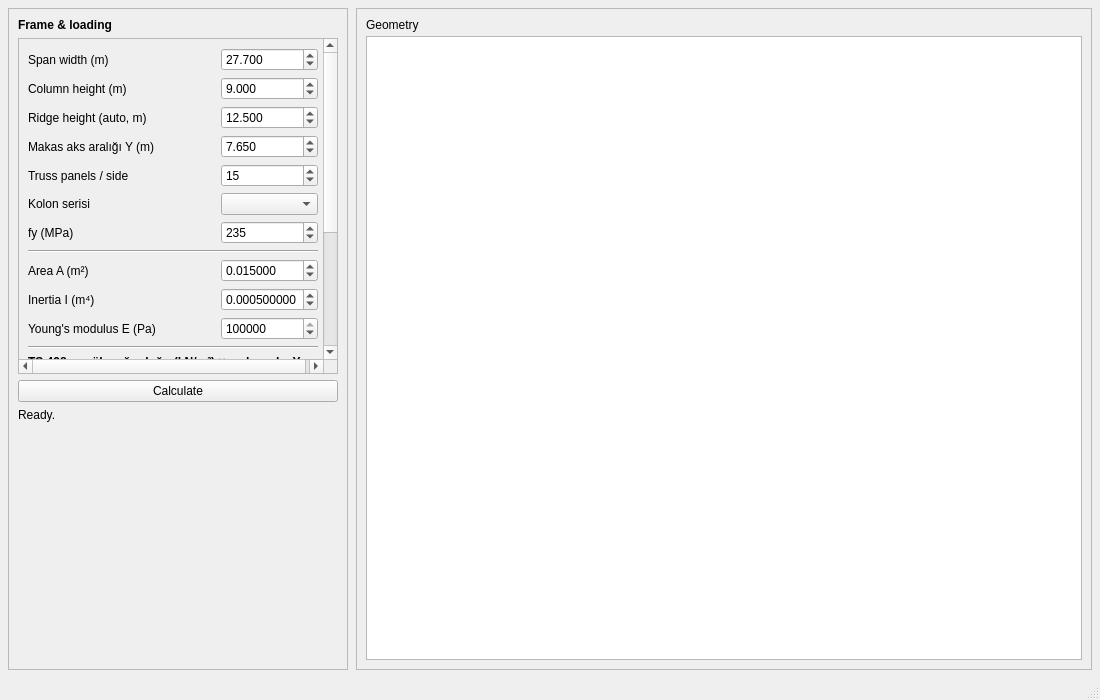
The window that MainWindow.ui (sbabadag/PORTAL_TRUSS) describes before a commit, drawn with Qt 5.
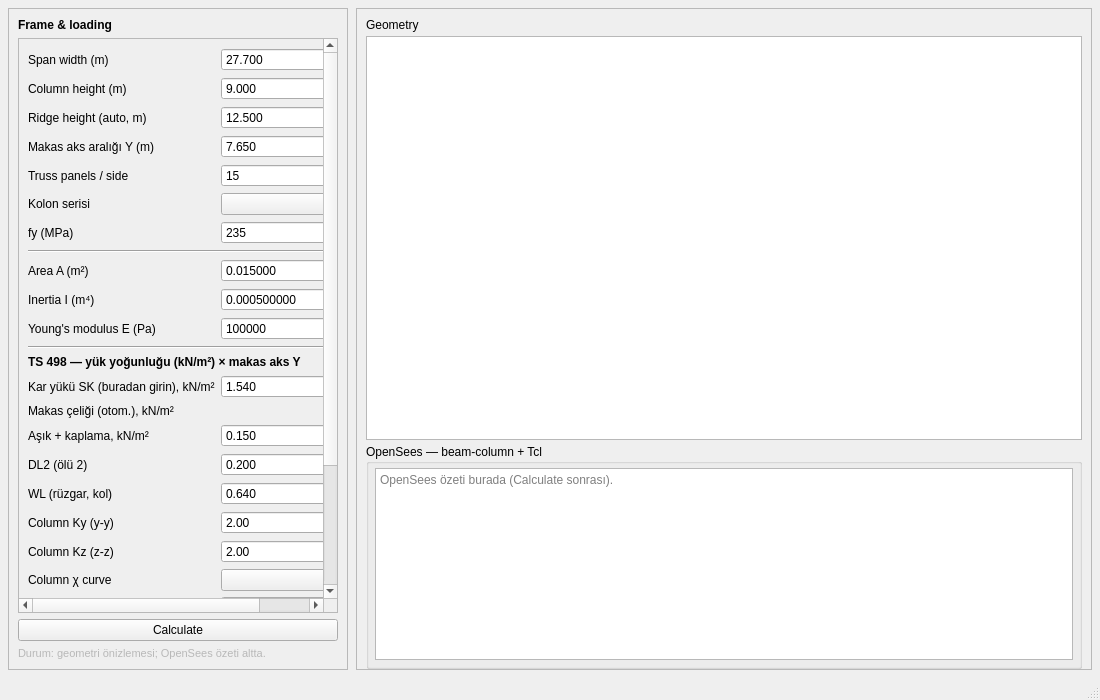
The same window after the commit.

Commit message:
Portal steel: column base, buckling/LTB lists, UI and chord labels
- Column base pinned/fixed in OpenSees; separate z-z and LTB brace inputs in PortalFrameInput and SectionOptimizer.

- MainWindow: layout stretch, parallel section labels, split top-chord group labels left/right of ridge, larger offsets.

- Add Buckling helpers and LectureTrussSolver; catalog and CMake updates.

Made-with: Cursor

```diff
--- a/MainWindow.ui
+++ b/MainWindow.ui
@@ -50,6 +50,12 @@
       <property name="frameShadow">
        <enum>QFrame::Raised</enum>
       </property>
+      <property name="sizePolicy">
+       <sizepolicy hsizetype="Preferred" vsizetype="Expanding">
+        <horstretch>0</horstretch>
+        <verstretch>0</verstretch>
+       </sizepolicy>
+      </property>
       <layout class="QVBoxLayout" name="verticalLayout_sidebar">
        <item>
         <widget class="QLabel" name="label_title">
@@ -63,6 +69,12 @@
        </item>
        <item>
         <widget class="QScrollArea" name="scrollArea">
+         <property name="sizePolicy">
+          <sizepolicy hsizetype="Preferred" vsizetype="Expanding">
+           <horstretch>0</horstretch>
+           <verstretch>1</verstretch>
+          </sizepolicy>
+         </property>
          <property name="widgetResizable">
           <bool>true</bool>
          </property>
@@ -433,7 +445,128 @@
              </property>
             </widget>
            </item>
-           <item row="18" column="0" colspan="2">
+           <item row="18" column="0">
+            <widget class="QLabel" name="label_colBucklingKy">
+             <property name="text">
+              <string>Column Ky (y-y)</string>
+             </property>
+             <property name="toolTip">
+              <string>Effective length factor for elastic buckling about y-y over full column height (e.g. ~2 for sway frames).</string>
+             </property>
+            </widget>
+           </item>
+           <item row="18" column="1">
+            <widget class="QDoubleSpinBox" name="spin_colBucklingKy">
+             <property name="decimals">
+              <number>2</number>
+             </property>
+             <property name="minimum">
+              <double>0.100000000000000</double>
+             </property>
+             <property name="maximum">
+              <double>20.000000000000000</double>
+             </property>
+             <property name="value">
+              <double>2.000000000000000</double>
+             </property>
+            </widget>
+           </item>
+           <item row="19" column="0">
+            <widget class="QLabel" name="label_colBucklingKz">
+             <property name="text">
+              <string>Column Kz (z-z)</string>
+             </property>
+             <property name="toolTip">
+              <string>When lateral brace heights are empty, z-z buckling uses Kz·H. With braces (fractions), each segment length uses K≈1 in the checker.</string>
+             </property>
+            </widget>
+           </item>
+           <item row="19" column="1">
+            <widget class="QDoubleSpinBox" name="spin_colBucklingKz">
+             <property name="decimals">
+              <number>2</number>
+             </property>
+             <property name="minimum">
+              <double>0.100000000000000</double>
+             </property>
+             <property name="maximum">
+              <double>20.000000000000000</double>
+             </property>
+             <property name="value">
+              <double>2.000000000000000</double>
+             </property>
+            </widget>
+           </item>
+           <item row="20" column="0">
+            <widget class="QLabel" name="label_colBucklingCurve">
+             <property name="text">
+              <string>Column χ curve</string>
+             </property>
+             <property name="toolTip">
+              <string>EN 1993-1-1 Tablo 6.1 imperfection eğrisi (eksenel eğilme burkulması χ için α).</string>
+             </property>
+            </widget>
+           </item>
+           <item row="20" column="1">
+            <widget class="QComboBox" name="combo_colBucklingCurve"/>
+           </item>
+           <item row="21" column="0">
+            <widget class="QLabel" name="label_trussBucklingCurve">
+             <property name="text">
+              <string>Truss χ curve</string>
+             </property>
+             <property name="toolTip">
+              <string>Makas 2×L basınç çubukları için aynı imperfection eğrisi (Tablo 6.1).</string>
+             </property>
+            </widget>
+           </item>
+           <item row="21" column="1">
+            <widget class="QComboBox" name="combo_trussBucklingCurve"/>
+           </item>
+           <item row="22" column="0">
+            <widget class="QLabel" name="label_colBraceHeights">
+             <property name="text">
+              <string>Lateral brace h/H</string>
+             </property>
+             <property name="toolTip">
+              <string>İsteğe bağlı: tabandan h/H (0,1), virgülle. z-z segmentleri; makas tutuluşu açıksa bu oranlarla birleştirilir.</string>
+             </property>
+            </widget>
+           </item>
+           <item row="22" column="1">
+            <widget class="QLineEdit" name="line_colBraceHeights">
+             <property name="placeholderText">
+              <string>e.g. 0.5</string>
+             </property>
+            </widget>
+           </item>
+           <item row="23" column="0" colspan="2">
+            <widget class="QCheckBox" name="check_colBraceFromTruss">
+             <property name="text">
+              <string>Makas alt hattı (+45° gusset) kolon z-z tutuluşu (geometriden)</string>
+             </property>
+             <property name="toolTip">
+              <string>İşaretliyken alt hat köşesi (Hc−W/40) ve 45° gussetin kolon üzerindeki alt düğümü h/H oranları z-z Euler segmentlerine eklenir; üst hat bu modelde kolona yalnızca mahyada bağlanır. İsteğe bağlı ek oranlar sağdaki satıra yazılabilir.</string>
+             </property>
+             <property name="checked">
+              <bool>true</bool>
+             </property>
+            </widget>
+           </item>
+           <item row="24" column="0" colspan="2">
+            <widget class="QLabel" name="label_buckle_hint">
+             <property name="text">
+              <string>Buckling: simplified Euler χ; z-z segments use merged brace h/H (optional truss-derived + manual list). Verify Ky/Kz with your basis of design.</string>
+             </property>
+             <property name="wordWrap">
+              <bool>true</bool>
+             </property>
+             <property name="styleSheet">
+              <string notr="true">color: palette(mid); font-size: 11px;</string>
+             </property>
+            </widget>
+           </item>
+           <item row="25" column="0" colspan="2">
             <widget class="QLabel" name="label_ts498_hint">
              <property name="text">
               <string>Kar yükü SK yukarıda veri girişidir (TS 498). Makas ölü otomatik; aşık/kaplama elle. STR: γG=1.35 (ölü), 1.50 (kar,rüzgar); deprem ayrı.</string>
@@ -460,26 +593,16 @@
        <item>
         <widget class="QLabel" name="label_status">
          <property name="text">
-          <string>Ready.</string>
+          <string>Durum: geometri önizlemesi; OpenSees özeti altta.</string>
          </property>
          <property name="wordWrap">
           <bool>true</bool>
          </property>
+         <property name="styleSheet">
+          <string notr="true">color: palette(mid); font-size: 11px;</string>
+         </property>
         </widget>
        </item>
-       <item>
-        <spacer name="verticalSpacer">
-         <property name="orientation">
-          <enum>Qt::Vertical</enum>
-         </property>
-         <property name="sizeHint" stdset="0">
-          <size>
-           <width>20</width>
-           <height>40</height>
-          </size>
-         </property>
-        </spacer>
-       </item>
       </layout>
      </widget>
     </item>
@@ -491,10 +614,19 @@
       <property name="frameShadow">
        <enum>QFrame::Sunken</enum>
       </property>
+      <property name="sizePolicy">
+       <sizepolicy hsizetype="Expanding" vsizetype="Expanding">
+        <horstretch>1</horstretch>
+        <verstretch>0</verstretch>
+       </sizepolicy>
+      </property>
       <layout class="QVBoxLayout" name="verticalLayout_view">
        <property name="spacing">
         <number>4</number>
        </property>
+       <property name="bottomMargin">
+        <number>0</number>
+       </property>
        <item>
         <widget class="QLabel" name="label_viewTitle">
          <property name="text">
@@ -503,7 +635,81 @@
         </widget>
        </item>
        <item>
-        <widget class="QGraphicsView" name="graphicsView"/>
+        <widget class="QGraphicsView" name="graphicsView">
+         <property name="sizePolicy">
+          <sizepolicy hsizetype="Expanding" vsizetype="Expanding">
+           <horstretch>1</horstretch>
+           <verstretch>1</verstretch>
+          </sizepolicy>
+         </property>
+        </widget>
+       </item>
+       <item>
+        <widget class="QWidget" name="widget_results_row">
+         <layout class="QHBoxLayout" name="horizontalLayout_results">
+          <property name="spacing">
+           <number>8</number>
+          </property>
+          <property name="leftMargin">
+           <number>0</number>
+          </property>
+          <property name="topMargin">
+           <number>0</number>
+          </property>
+          <property name="rightMargin">
+           <number>0</number>
+          </property>
+          <property name="bottomMargin">
+           <number>0</number>
+          </property>
+          <item>
+           <widget class="QGroupBox" name="groupBox_opensees">
+            <property name="title">
+             <string>OpenSees — beam-column + Tcl</string>
+            </property>
+            <layout class="QVBoxLayout" name="verticalLayout_opensees">
+             <property name="spacing">
+              <number>4</number>
+             </property>
+             <property name="leftMargin">
+              <number>6</number>
+             </property>
+             <property name="topMargin">
+              <number>4</number>
+             </property>
+             <property name="rightMargin">
+              <number>6</number>
+             </property>
+             <property name="bottomMargin">
+              <number>6</number>
+             </property>
+             <item>
+              <widget class="QTextEdit" name="text_result_opensees">
+               <property name="readOnly">
+                <bool>true</bool>
+               </property>
+               <property name="minimumHeight">
+                <number>72</number>
+               </property>
+               <property name="maximumHeight">
+                <number>220</number>
+               </property>
+               <property name="horizontalScrollBarPolicy">
+                <enum>Qt::ScrollBarAsNeeded</enum>
+               </property>
+               <property name="verticalScrollBarPolicy">
+                <enum>Qt::ScrollBarAsNeeded</enum>
+               </property>
+               <property name="placeholderText">
+                <string>OpenSees özeti burada (Calculate sonrası).</string>
+               </property>
+              </widget>
+             </item>
+            </layout>
+           </widget>
+          </item>
+         </layout>
+        </widget>
        </item>
       </layout>
      </widget>
```
The commit also changes 15 other files.
